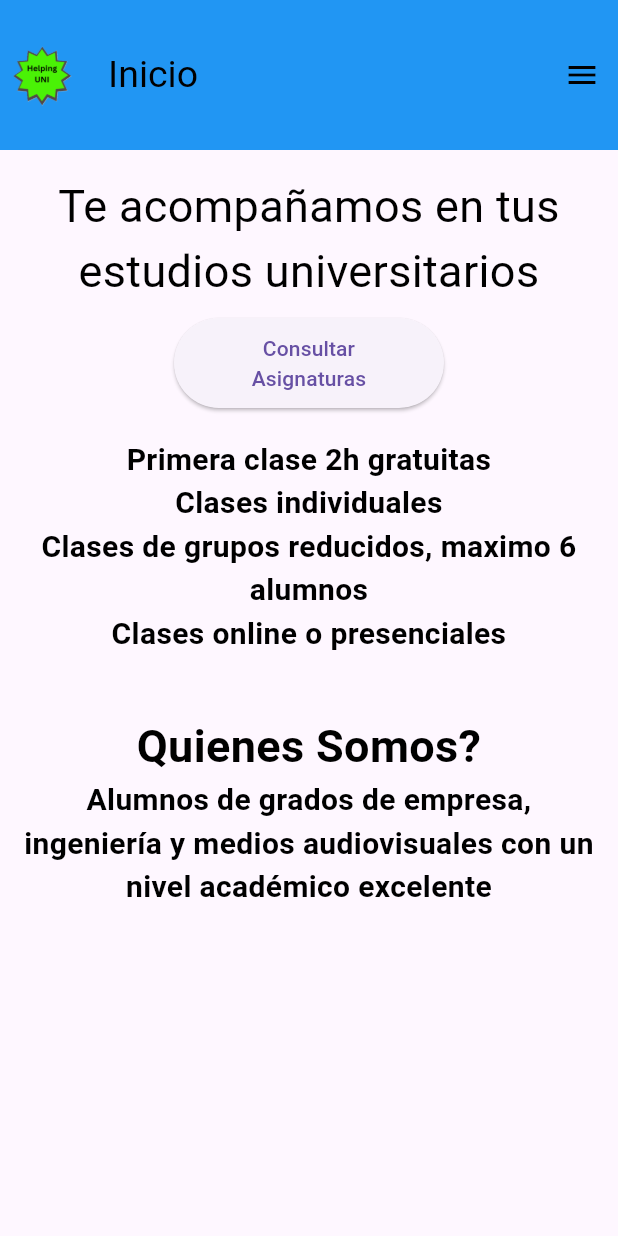
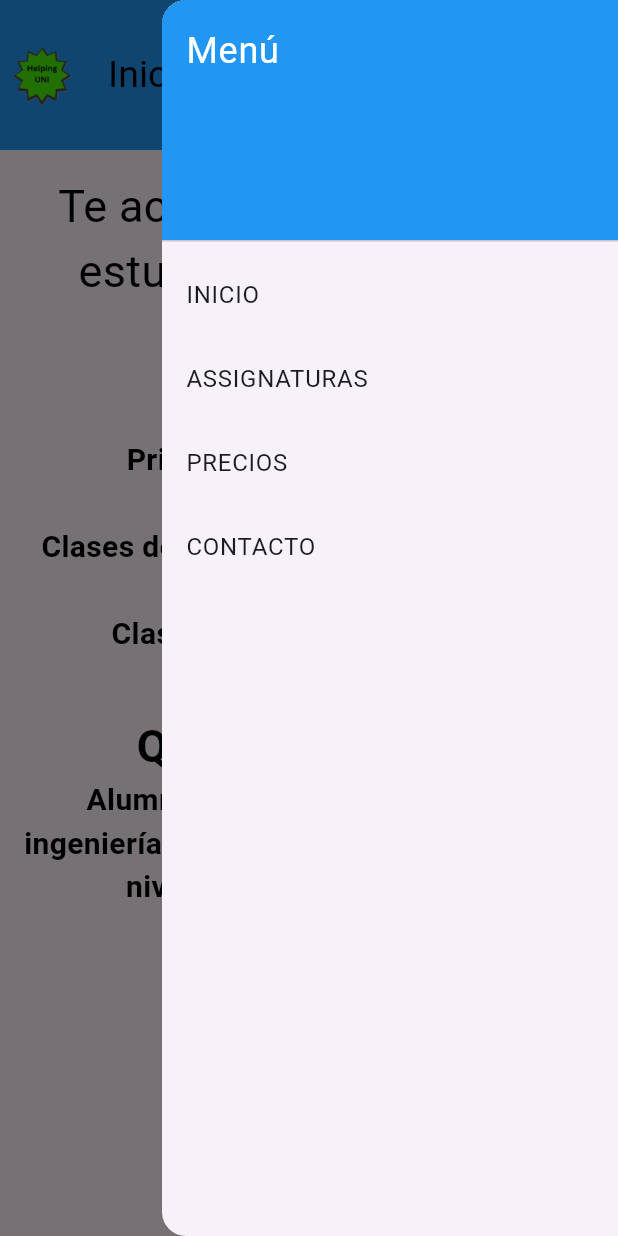
Before and after one commit to Linsoriano10/HelpingUNI, a Flutter app: the screen it shows after launch, after a tap on the "menu" icon, on a phone screen of 412 x 824 dp. Run offline on Flutter 3.47's test engine with Material 3 defaults, Android fonts, the light colour scheme and no system bars; missing offline and left inert: dart:html.

Commit message:
builder del menu

```diff
--- a/lib/pages/home.dart
+++ b/lib/pages/home.dart
@@ -10,13 +10,10 @@ class MyHomePage extends StatelessWidget {
 
   @override
   Widget build(BuildContext context) {
-    final GlobalKey<ScaffoldState> scaffoldKey =
-        GlobalKey<ScaffoldState>(); // Creamos una clave GlobalKey
     return CustomScaffold(
-      customAppBar: Pruebacustomappbar(
+      customAppBar: const Pruebacustomappbar(
         titulo: 'Inicio',
-        scaffoldKey: scaffoldKey,
-      ), // Pasamos la clave al AppBar
+      ),
       body: LayoutBuilder(
         builder: (context, constraints) {
           return SingleChildScrollView(
--- a/lib/widgets/pruebaCustomAppBar.dart
+++ b/lib/widgets/pruebaCustomAppBar.dart
@@ -6,15 +6,12 @@ import '../pages/contacto.dart';
 import '../pages/home.dart';
 
 // Aquí está el CustomScaffold con el AppBar personalizado y el Drawer
-class Pruebacustomappbar extends StatelessWidget
-    implements PreferredSizeWidget {
+class Pruebacustomappbar extends StatelessWidget implements PreferredSizeWidget {
   final String titulo;
-  final GlobalKey<ScaffoldState> scaffoldKey; // Añadimos la clave del Scaffold
 
   const Pruebacustomappbar({
     super.key,
     required this.titulo,
-    required this.scaffoldKey, // Recibimos la clave del Scaffold
   });
 
   @override
@@ -43,13 +40,16 @@ class Pruebacustomappbar extends StatelessWidget
           ),
           actions: isSmallScreen
               ? [
-                  IconButton(
-                    icon: const Icon(Icons.menu, color: Colors.black),
-                    onPressed: () {
-                      scaffoldKey.currentState!
-                          .openEndDrawer(); // Abre el Drawer usando el GlobalKey
+                  Builder( // Builder para obtener el contexto correcto
+                    builder: (context) {
+                      return IconButton(
+                        icon: const Icon(Icons.menu, color: Colors.black),
+                        onPressed: () {
+                          Scaffold.of(context).openEndDrawer(); // Abre el Drawer desde el ícono del menú
+                        },
+                      );
                     },
-                  )
+                  ),
                 ]
               : [
                   _buildActionButton(context, 'INICIO', const MyHomePage()),
@@ -79,18 +79,15 @@ class Pruebacustomappbar extends StatelessWidget
   }
 
   @override
-  Size get preferredSize =>
-      const Size.fromHeight(100); // Tamaño personalizado para la AppBar
+  Size get preferredSize => const Size.fromHeight(100); // Tamaño personalizado para la AppBar
 }
 
 // Aquí está el Scaffold personalizado con el Drawer y AppBar
 class CustomScaffold extends StatelessWidget {
   final Pruebacustomappbar customAppBar;
   final Widget body;
-  final GlobalKey<ScaffoldState> scaffoldKey =
-      GlobalKey<ScaffoldState>(); // Creamos una clave GlobalKey
 
-  CustomScaffold({
+  const CustomScaffold({
     super.key,
     required this.customAppBar,
     required this.body,
@@ -99,17 +96,14 @@ class CustomScaffold extends StatelessWidget {
   @override
   Widget build(BuildContext context) {
     return Scaffold(
-      key: scaffoldKey, // Asignamos la clave GlobalKey al Scaffold
       appBar: customAppBar,
-      endDrawer: Drawer(
-        // Drawer que se abre desde el lado derecho en pantallas pequeñas
+      endDrawer: Drawer( // Drawer que se abre desde el lado derecho en pantallas pequeñas
         child: ListView(
           padding: EdgeInsets.zero,
           children: [
             const DrawerHeader(
               decoration: BoxDecoration(color: Colors.blue),
-              child: Text('Menú',
-                  style: TextStyle(color: Colors.white, fontSize: 24)),
+              child: Text('Menú', style: TextStyle(color: Colors.white, fontSize: 24)),
             ),
             _buildDrawerItem(context, 'INICIO', const MyHomePage()),
             _buildDrawerItem(context, 'ASSIGNATURAS', const Clases()),
@@ -134,3 +128,5 @@ class CustomScaffold extends StatelessWidget {
     );
   }
 }
+
+// Página principal donde se usa el CustomScaffold
```
Also changed, not shown: 3 other files.
